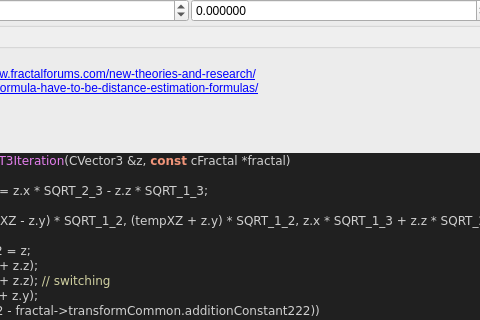
First picture: the form in mandelbulber2/formula/ui/fractal_transf_benesi_t3.ui, repository buddhi1980/mandelbulber2, before the edit; both pictures show x 117 to 597 and y 303 to 623 of the 916 by 948 pixel window.
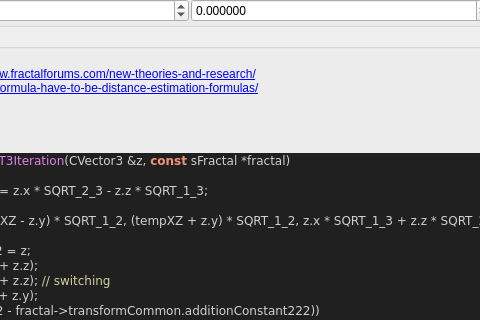
Second picture: the form after the edit. Custom widgets are drawn as their Qt base class.

Patch:
```diff
--- a/mandelbulber2/formula/ui/fractal_transf_benesi_t3.ui
+++ b/mandelbulber2/formula/ui/fractal_transf_benesi_t3.ui
@@ -630,7 +630,7 @@
 &lt;/table&gt;
 &lt;h3&gt;Code&lt;/h3&gt;
 &lt;body style=&quot;background-color:#202020&quot;&gt;
-&lt;pre style=&quot;color:#d0d0d0; background-color:#202020;  font-family:'Courier New',monospace;&quot;&gt;&lt;span style=&quot;color:#f09479; font-weight:bold&quot;&gt;void&lt;/span&gt; &lt;span style=&quot;color:#e47eed&quot;&gt;TransfBenesiT3Iteration&lt;/span&gt;&lt;span style=&quot;color:#d0d0d0&quot;&gt;(&lt;/span&gt;CVector3 &lt;span style=&quot;color:#d0d0d0&quot;&gt;&amp;amp;&lt;/span&gt;z&lt;span style=&quot;color:#d0d0d0&quot;&gt;,&lt;/span&gt; &lt;span style=&quot;color:#f09479; font-weight:bold&quot;&gt;const&lt;/span&gt; cFractal &lt;span style=&quot;color:#d0d0d0&quot;&gt;*&lt;/span&gt;fractal&lt;span style=&quot;color:#d0d0d0&quot;&gt;)&lt;/span&gt;
+&lt;pre style=&quot;color:#d0d0d0; background-color:#202020;  font-family:'Courier New',monospace;&quot;&gt;&lt;span style=&quot;color:#f09479; font-weight:bold&quot;&gt;void&lt;/span&gt; &lt;span style=&quot;color:#e47eed&quot;&gt;TransfBenesiT3Iteration&lt;/span&gt;&lt;span style=&quot;color:#d0d0d0&quot;&gt;(&lt;/span&gt;CVector3 &lt;span style=&quot;color:#d0d0d0&quot;&gt;&amp;amp;&lt;/span&gt;z&lt;span style=&quot;color:#d0d0d0&quot;&gt;,&lt;/span&gt; &lt;span style=&quot;color:#f09479; font-weight:bold&quot;&gt;const&lt;/span&gt; sFractal &lt;span style=&quot;color:#d0d0d0&quot;&gt;*&lt;/span&gt;fractal&lt;span style=&quot;color:#d0d0d0&quot;&gt;)&lt;/span&gt;
 &lt;span style=&quot;color:#d0d0d0&quot;&gt;{&lt;/span&gt;
   &lt;span style=&quot;color:#f09479; font-weight:bold&quot;&gt;double&lt;/span&gt; tempXZ &lt;span style=&quot;color:#d0d0d0&quot;&gt;=&lt;/span&gt; z&lt;span style=&quot;color:#d0d0d0&quot;&gt;.&lt;/span&gt;x &lt;span style=&quot;color:#d0d0d0&quot;&gt;*&lt;/span&gt; SQRT_2_3 &lt;span style=&quot;color:#d0d0d0&quot;&gt;-&lt;/span&gt; z&lt;span style=&quot;color:#d0d0d0&quot;&gt;.&lt;/span&gt;z &lt;span style=&quot;color:#d0d0d0&quot;&gt;*&lt;/span&gt; SQRT_1_3&lt;span style=&quot;color:#d0d0d0&quot;&gt;;&lt;/span&gt;
   z &lt;span style=&quot;color:#d0d0d0&quot;&gt;=&lt;/span&gt;
```
